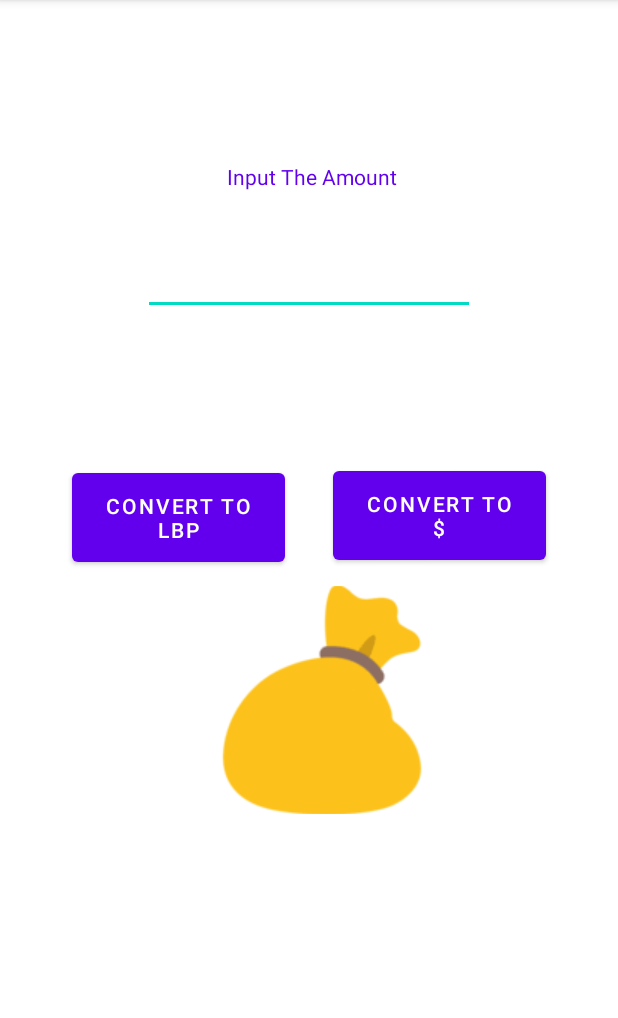
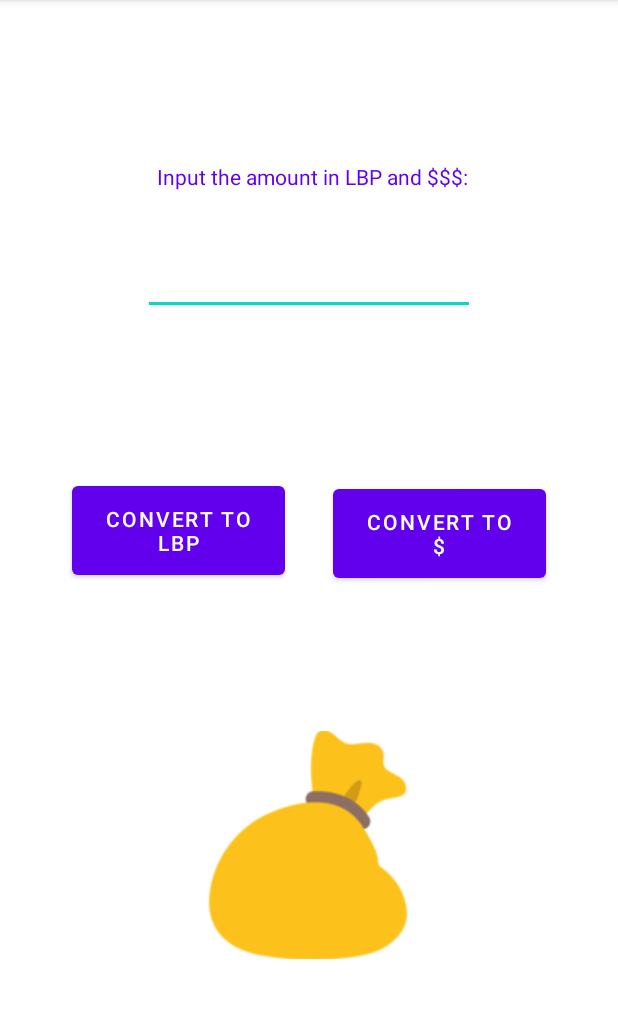
Before and after one commit to larissa-abboud/currency_converter_assignment1, an Android app: the screen it shows after launch (MainActivity), on a phone screen of 412 x 824 dp, the part 84-1102 px from its top. Run offline under Robolectric (Android 15) with nearby library versions, the phone set to English and light mode, and no system bars.

Commit message:
fixed layout

```diff
--- a/csc498_assignment1_currency_converter/app/src/main/java/com/lausp/csc498_assignment1_currency_converter/MainActivity.java
+++ b/csc498_assignment1_currency_converter/app/src/main/java/com/lausp/csc498_assignment1_currency_converter/MainActivity.java
@@ -91,6 +91,8 @@ public class MainActivity extends AppCompatActivity {
     }
     public void show(View v) {
         money_bag.animate().alpha(1).setDuration(50);
+        result.setText("");
+
     }
 
 
--- a/csc498_assignment1_currency_converter/app/src/main/res/layout/activity_main.xml
+++ b/csc498_assignment1_currency_converter/app/src/main/res/layout/activity_main.xml
@@ -25,16 +25,18 @@
         android:layout_width="142dp"
         android:layout_height="71dp"
         android:layout_marginStart="48dp"
-        android:layout_marginTop="100dp"
+        android:layout_marginTop="108dp"
         android:layout_marginEnd="16dp"
+        android:layout_marginBottom="108dp"
         android:onClick="convertToLBP"
         android:text="convert to lbp"
         android:textColorLink="@color/teal_700"
-        app:layout_constraintBottom_toTopOf="@+id/result"
+        app:layout_constraintBottom_toTopOf="@+id/moneyBag"
         app:layout_constraintEnd_toStartOf="@+id/button3"
         app:layout_constraintHorizontal_bias="1.0"
         app:layout_constraintStart_toStartOf="parent"
-        app:layout_constraintTop_toBottomOf="@+id/first" />
+        app:layout_constraintTop_toBottomOf="@+id/first"
+        app:layout_constraintVertical_bias="0.0" />
 
     <Button
         android:id="@+id/button3"
@@ -50,21 +52,21 @@
         app:layout_constraintEnd_toEndOf="parent"
         app:layout_constraintStart_toEndOf="@+id/button2"
         app:layout_constraintTop_toBottomOf="@+id/first"
-        app:layout_constraintVertical_bias="1.0" />
+        app:layout_constraintVertical_bias="0.092" />
 
     <TextView
         android:id="@+id/result"
         android:layout_width="207dp"
         android:layout_height="42dp"
         android:layout_marginStart="109dp"
-        android:layout_marginTop="70dp"
+        android:layout_marginTop="140dp"
         android:layout_marginEnd="95dp"
-        android:layout_marginBottom="276dp"
         app:layout_constraintBottom_toBottomOf="parent"
         app:layout_constraintEnd_toEndOf="parent"
         app:layout_constraintHorizontal_bias="0.0"
         app:layout_constraintStart_toStartOf="parent"
-        app:layout_constraintTop_toBottomOf="@+id/button2" />
+        app:layout_constraintTop_toBottomOf="@+id/button2"
+        app:layout_constraintVertical_bias="0.0" />
 
     <TextView
         android:id="@+id/textView"
@@ -74,7 +76,7 @@
         android:layout_marginTop="108dp"
         android:layout_marginEnd="148dp"
         android:layout_marginBottom="25dp"
-        android:text="Input The Amount"
+        android:text="Input the amount in LBP and $$$:"
         android:textColor="@color/purple_500"
         app:layout_constraintBottom_toTopOf="@+id/first"
         app:layout_constraintEnd_toEndOf="parent"
@@ -85,15 +87,14 @@
         android:id="@+id/moneyBag"
         android:layout_width="156dp"
         android:layout_height="152dp"
-        android:layout_marginTop="10dp"
-        android:layout_marginBottom="207dp"
+        android:layout_marginTop="76dp"
         android:alpha="1"
         app:layout_constraintBottom_toBottomOf="parent"
         app:layout_constraintEnd_toEndOf="parent"
-        app:layout_constraintHorizontal_bias="0.533"
+        app:layout_constraintHorizontal_bias="0.498"
         app:layout_constraintStart_toStartOf="parent"
-        app:layout_constraintTop_toBottomOf="@+id/button2"
-        app:layout_constraintVertical_bias="0.0"
+        app:layout_constraintTop_toBottomOf="@+id/button3"
+        app:layout_constraintVertical_bias="0.133"
         app:srcCompat="@drawable/money_b" />
 
 </androidx.constraintlayout.widget.ConstraintLayout>
```
